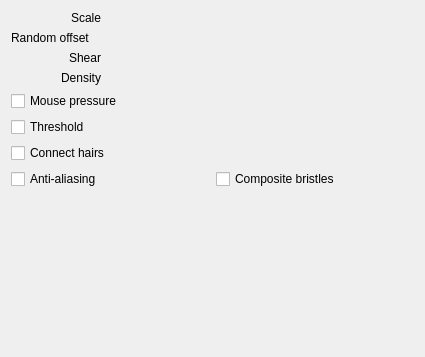
First picture: the form in krita/plugins/paintops/hairy/wdgbristleoptions.ui, repository KDE/krita, before the edit.
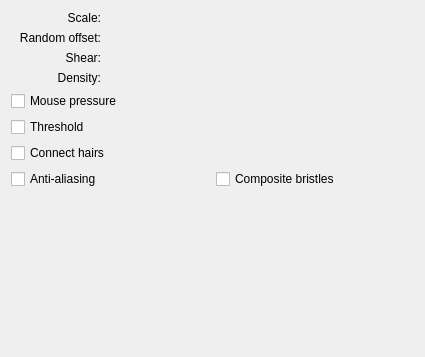
Second picture: the form after the edit. Custom widgets are drawn as their Qt base class.

```diff
--- a/krita/plugins/paintops/hairy/wdgbristleoptions.ui
+++ b/krita/plugins/paintops/hairy/wdgbristleoptions.ui
@@ -34,7 +34,7 @@
         </size>
        </property>
        <property name="text">
-        <string>Scale</string>
+        <string>Scale:</string>
        </property>
        <property name="alignment">
         <set>Qt::AlignRight|Qt::AlignTrailing|Qt::AlignVCenter</set>
@@ -50,7 +50,10 @@
         </size>
        </property>
        <property name="text">
-        <string>Random offset</string>
+        <string>Random offset:</string>
+       </property>
+       <property name="alignment">
+        <set>Qt::AlignRight|Qt::AlignTrailing|Qt::AlignVCenter</set>
        </property>
       </widget>
      </item>
@@ -63,7 +66,7 @@
         </size>
        </property>
        <property name="text">
-        <string>Shear</string>
+        <string>Shear:</string>
        </property>
        <property name="alignment">
         <set>Qt::AlignRight|Qt::AlignTrailing|Qt::AlignVCenter</set>
@@ -79,7 +82,7 @@
         </size>
        </property>
        <property name="text">
-        <string>Density</string>
+        <string>Density:</string>
        </property>
        <property name="alignment">
         <set>Qt::AlignRight|Qt::AlignTrailing|Qt::AlignVCenter</set>
```
